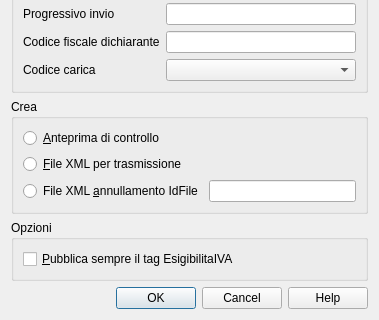
Old version of the form Iva/2017/ch.banana.script.italy_vat_2017.report.fatture.dialog.ui in the repository BananaAccounting/Italia; both pictures show x 0 to 379 and y 175 to 495 of the 379 by 495 pixel window.
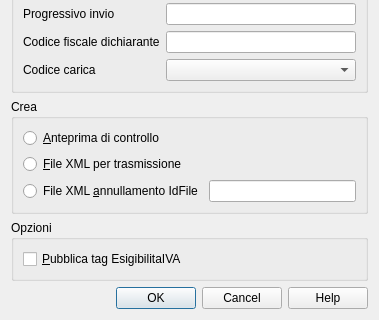
New version of the form.

Commit message: Aggiornato campo 'IT_EsigibilitaIva' per codici iva con gr = V-ED + correzione pagine vuote nel registro

```diff
--- a/Iva/2017/ch.banana.script.italy_vat_2017.report.fatture.dialog.ui
+++ b/Iva/2017/ch.banana.script.italy_vat_2017.report.fatture.dialog.ui
@@ -501,7 +501,7 @@
       <item>
        <widget class="QCheckBox" name="esigibilitaIvaCheckBox">
         <property name="text">
-         <string>&amp;Pubblica sempre il tag EsigibilitaIVA</string>
+         <string>&amp;Pubblica tag EsigibilitaIVA</string>
         </property>
        </widget>
       </item>
```
The commit also changes 6 other files.
